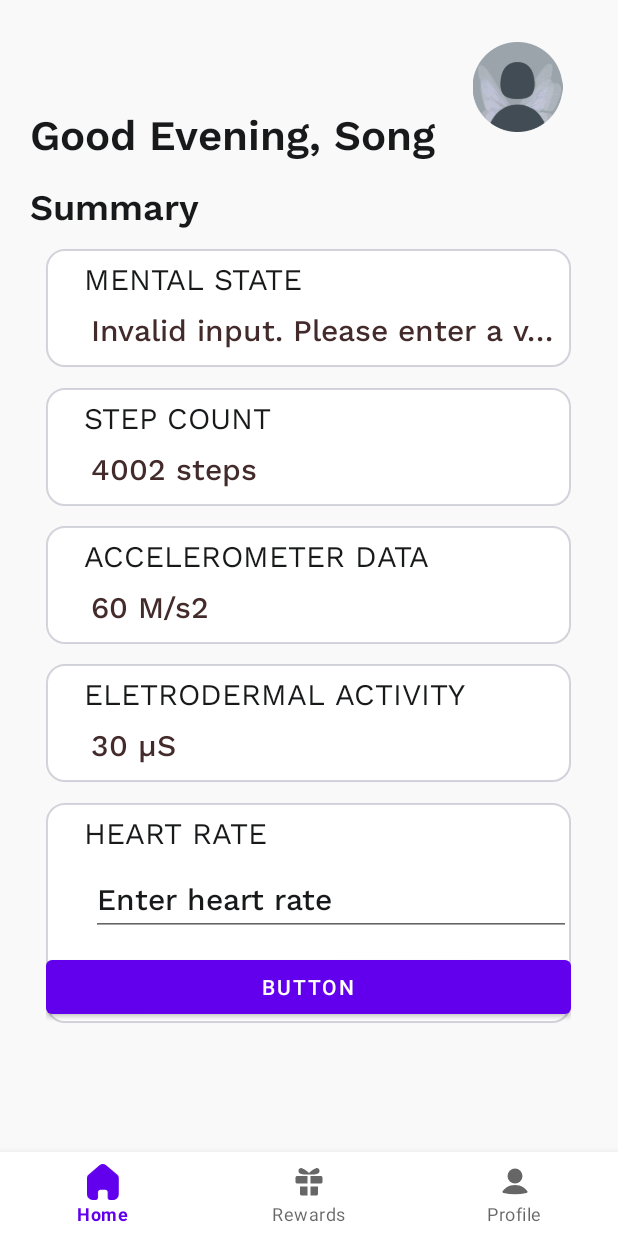
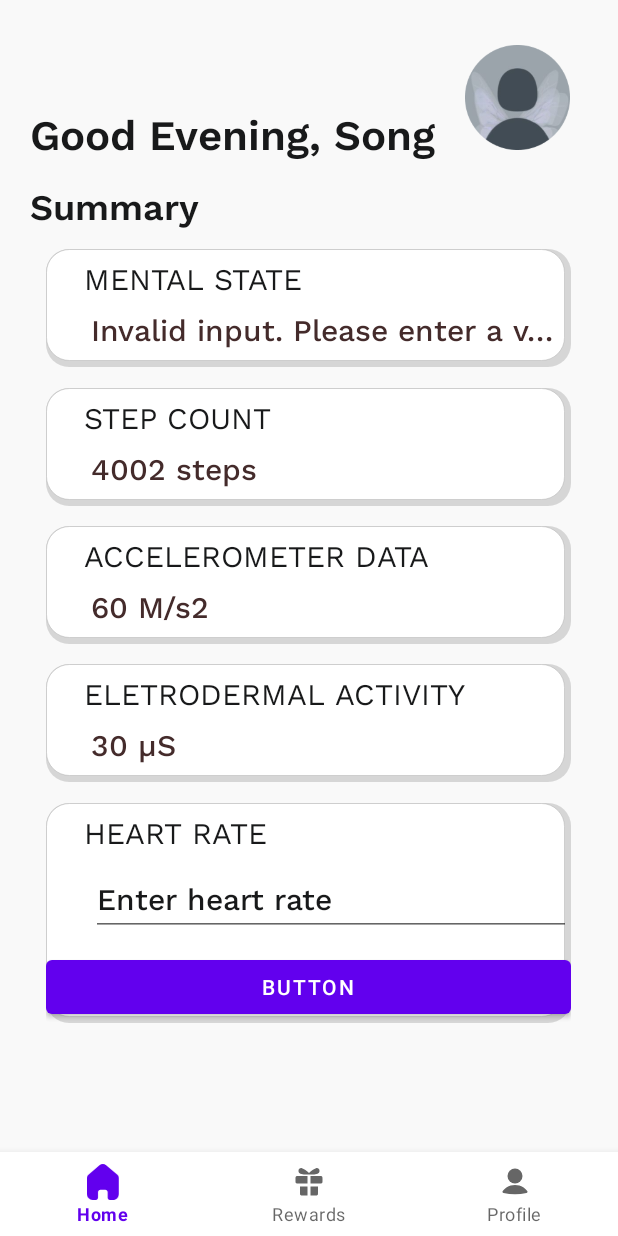
Before and after one commit to jesrene/Final-Year-Project, an Android app: the fragment ProfileFragment placed in its activity, after a tap on "BUTTON", on a phone screen of 412 x 824 dp. Run offline under Robolectric (Android 15) with nearby library versions, the phone set to English and light mode, and no system bars; our stand-ins replace Picasso; libraries missing offline, so code that uses them is left out: jp.wasabeef.picasso, org.tensorflow.lite; 1 statement that could not run was skipped.

Commit message:
updated ui/ux

```diff
--- a/app/build.gradle
+++ b/app/build.gradle
@@ -96,6 +96,7 @@ dependencies {
 
     // google profile picture
     implementation 'com.squareup.picasso:picasso:2.71828'
+    implementation 'jp.wasabeef:picasso-transformations:2.4.0'
 
     // rest api
 //    implementation 'com.squareup.retrofit2:retrofit:2.9.0'
--- a/app/src/main/java/com/jesrenesapplication/app/HomeFragment.java
+++ b/app/src/main/java/com/jesrenesapplication/app/HomeFragment.java
@@ -1,16 +1,23 @@
 package com.jesrenesapplication.app;
 
 import android.content.Context;
+import android.content.SharedPreferences;
 import android.content.res.AssetFileDescriptor;
+import android.net.Uri;
 import android.os.Bundle;
+import android.util.Log;
 import android.view.LayoutInflater;
 import android.view.View;
 import android.view.ViewGroup;
 import android.widget.Button;
 import android.widget.EditText;
+import android.widget.ImageView;
 import android.widget.TextView;
 
 import androidx.fragment.app.Fragment;
+
+import com.google.android.gms.auth.api.signin.GoogleSignInAccount;
+import com.squareup.picasso.Picasso;
 
 import org.tensorflow.lite.Interpreter;
 
@@ -20,23 +27,61 @@ import java.nio.ByteOrder;
 import java.nio.MappedByteBuffer;
 import java.nio.channels.FileChannel;
 
+import jp.wasabeef.picasso.transformations.CropCircleTransformation;
+
 public class HomeFragment extends Fragment {
 
     private Interpreter tflite;
     private EditText heartRateInput;
     private Button predictButton;
     private TextView mentalStateText;
+    private Picasso picasso;
+    private void setUserDetails(View view) {
+        // Retrieve the user's email and profile picture URL from SharedPreferences
+        SharedPreferences preferences = requireActivity().getSharedPreferences("UserData", Context.MODE_PRIVATE);
+        String profilePic = preferences.getString("userPhotoUrl", "");
+        Log.d("EditProfileFragment", "pic: " + profilePic);
 
+        // Retrieve the GoogleSignInAccount from the intent
+        GoogleSignInAccount account = getActivity().getIntent().getParcelableExtra("googleSignInAccount");
+
+        ImageView imageProfilepic = view.findViewById(R.id.imageProfilepic);
+
+        if (account != null) {
+            // Get the user's profile picture Uri
+            Uri photoUri = account.getPhotoUrl();
+
+            // Initialize Picasso (if not already initialized)
+            if (picasso == null) {
+                picasso = new Picasso.Builder(requireContext()).build();
+            }
+
+            if (photoUri != null) {
+                picasso.load(photoUri)
+                        .transform(new CropCircleTransformation()) // Apply circular transformation
+                        .into(imageProfilepic);
+                Log.d("PhotoUri", photoUri.toString());
+            } else {
+                // If photoUri is null, set a default image
+                imageProfilepic.setImageResource(R.drawable.img_profilepic); // Replace with your default image resource
+            }
+        } else {
+            // Handle the case where GoogleSignInAccount is null
+            // You may want to display an error or take appropriate action.
+        }
+    }
     @Override
     public View onCreateView(LayoutInflater inflater, ViewGroup container, Bundle savedInstanceState) {
 
         // Inflate the layout for this fragment
         View view = inflater.inflate(R.layout.fragment_home, container, false);
-
+        setUserDetails(view);
         // Initialize UI elements
         heartRateInput = view.findViewById(R.id.heartRateTextView);
         predictButton = view.findViewById(R.id.button);
         mentalStateText = view.findViewById(R.id.textMentalState);
+
+
 
         // Load the TFLite model from the assets folder
         try {
@@ -44,28 +89,6 @@ public class HomeFragment extends Fragment {
         } catch (Exception e) {
             e.printStackTrace();
         }
-
-//        // Retrieve the GoogleSignInAccount from the Intent
-//        GoogleSignInAccount account = getActivity().getIntent().getParcelableExtra("googleSignInAccount");
-//
-//        ImageView imageProfilepic = view.findViewById(R.id.imageProfilepic);
-//
-//        if (account != null) {
-//            // Get the user's profile picture Uri
-//            Uri photoUri = account.getPhotoUrl();
-//
-//            if (photoUri != null) {
-//                // Use Picasso to load and display the image
-//                Log.d("PhotoUri", photoUri.toString());
-//                Picasso.get().load(photoUri).into(imageProfilepic);
-//            } else {
-//                // If photoUri is null, set a default image
-//                imageProfilepic.setImageResource(R.drawable.img_profilepic); // Replace with your default image resource
-//            }
-//        } else {
-//            // If the GoogleSignInAccount is null, set a default image
-//            imageProfilepic.setImageResource(R.drawable.img_profilepic); // Replace with your default image resource
-//        }
 
 
         predictButton.setOnClickListener(new View.OnClickListener() {
@@ -123,9 +146,9 @@ public class HomeFragment extends Fragment {
     // Add your logic to convert the prediction value to a user-friendly string
     private String convertPredictionToString(float prediction) {
         if (prediction < 0.5) {
-            return "Low Stress";
+            return "Not in stress";
         } else {
-            return "High Stress";
+            return "In stress";
         }
     }
 }
--- a/app/src/main/java/com/jesrenesapplication/app/MainActivity.java
+++ b/app/src/main/java/com/jesrenesapplication/app/MainActivity.java
@@ -6,8 +6,7 @@ import android.os.Bundle;
 import android.view.View;
 import android.widget.Button;
 
-import androidx.appcompat.app.AppCompatActivity; // Make sure to import AppCompatActivity
-import androidx.appcompat.widget.AppCompatButton;
+import androidx.appcompat.app.AppCompatActivity;
 
 
 public class MainActivity extends AppCompatActivity {
@@ -28,5 +27,6 @@ public class MainActivity extends AppCompatActivity {
             }
         });
 
+
     }
 }
--- a/app/src/main/java/com/jesrenesapplication/app/ProfileFragment.java
+++ b/app/src/main/java/com/jesrenesapplication/app/ProfileFragment.java
@@ -1,22 +1,36 @@
 package com.jesrenesapplication.app;
 
+import android.content.Context;
 import android.content.Intent;
+import android.content.SharedPreferences;
+import android.net.Uri;
 import android.os.Bundle;
+import android.util.Log;
 import android.view.LayoutInflater;
 import android.view.View;
 import android.view.ViewGroup;
 import android.widget.Button;
+import android.widget.ImageView;
 import android.widget.LinearLayout;
+import android.widget.TextView;
 
 import androidx.fragment.app.Fragment;
 import androidx.fragment.app.FragmentManager;
 import androidx.fragment.app.FragmentTransaction;
+
+import com.squareup.picasso.Picasso;
+
+import jp.wasabeef.picasso.transformations.CropCircleTransformation;
 
 
 public class ProfileFragment extends Fragment {
 
     LinearLayout editProfile;
     Button logOutButton;
+    ImageView imageProfilepic;
+
+    private Picasso picasso;
+
 
     @Override
     public View onCreateView(LayoutInflater inflater, ViewGroup container, Bundle savedInstanceState) {
@@ -52,6 +66,8 @@ public class ProfileFragment extends Fragment {
 
         // Find the Log Out button by its ID within the fragment_profile.xml layout
         logOutButton = view.findViewById(R.id.btnLogOut);
+        imageProfilepic = view.findViewById(R.id.imageProfilepic);
+
 
         // Set an OnClickListener to handle button clicks
         logOutButton.setOnClickListener(new View.OnClickListener() {
@@ -62,9 +78,40 @@ public class ProfileFragment extends Fragment {
                 startActivity(intent);
             }
         });
+        loadUserProfilePicture();
+        setUserDetails(view);
 
         return view;
     }
 
+    private void setUserDetails(View view) {
+        // Retrieve the user's email from the arguments
+        SharedPreferences preferences = requireActivity().getSharedPreferences("UserData", Context.MODE_PRIVATE);
+        String name = preferences.getString("userName", "");
+        Log.d("profile", "User Name: " + name);
 
+        TextView nameTextView = view.findViewById(R.id.txtName);
+        nameTextView.setText(name);
+    }
+
+    private void loadUserProfilePicture() {
+        // Retrieve the user's profile picture URL from SharedPreferences
+        SharedPreferences preferences = requireActivity().getSharedPreferences("UserData", Context.MODE_PRIVATE);
+        String profilePic = preferences.getString("userPhotoUrl", "");
+
+        // Initialize Picasso (if not already initialized)
+        if (picasso == null) {
+            picasso = new Picasso.Builder(requireContext()).build();
+        }
+
+        if (!profilePic.isEmpty()) {
+            Uri photoUri = Uri.parse(profilePic);
+            picasso.load(photoUri)
+                    .transform(new CropCircleTransformation()) // Apply circular transformation
+                    .into(imageProfilepic);
+        } else {
+            // If profilePic URL is empty, set a default image
+            imageProfilepic.setImageResource(R.drawable.img_profilepic); // Replace with your default image resource
+        }
+    }
 }
--- /dev/null
+++ b/app/src/main/res/drawable/shadow.xml
@@ -0,0 +1,23 @@
+<?xml version="1.0" encoding="utf-8"?>
+<layer-list xmlns:android="http://schemas.android.com/apk/res/android">
+    <item>
+        <shape android:shape="rectangle">
+            <solid android:color="@color/gray"/>
+            <corners android:radius="15dp"/>
+
+        </shape>
+    </item>
+
+    <item
+        android:left="0dp"
+        android:right="4dp"
+        android:top="0dp"
+        android:bottom="4dp">
+        <shape android:shape="rectangle">
+            <solid android:color="@color/white_A700"/>
+            <corners android:radius="15dp" />
+            <stroke android:color="@color/gray" android:width="0.6dp" />
+
+        </shape>
+    </item>
+</layer-list>
--- a/app/src/main/res/layout/activity_get_started_screen.xml
+++ b/app/src/main/res/layout/activity_get_started_screen.xml
@@ -33,6 +33,7 @@
             android:paddingTop="@dimen/_12pxv" android:singleLine="true"
             android:text="@string/lbl_get_started"
             android:textAllCaps="false"
-            style="@style/btnGradientRounded" tools:text="@string/lbl_get_started"/>
+            style="@style/btnGradientRounded" tools:text="@string/lbl_get_started"
+            android:elevation="4dp"/>
     </LinearLayout>
 </layout>
--- a/app/src/main/res/layout/activity_mental_state_details_screen.xml
+++ b/app/src/main/res/layout/activity_mental_state_details_screen.xml
@@ -105,12 +105,13 @@
 
             <LinearLayout
                 android:id="@+id/linearColumndescription"
-                style="@style/groupStylewhite_1"
                 android:layout_width="@dimen/_370pxh"
                 android:layout_height="wrap_content"
                 android:layout_gravity="center"
                 android:layout_marginTop="@dimen/_7pxv"
-                android:gravity="center_horizontal">
+                android:gravity="center_horizontal"
+                style="@style/groupStylecornerRadius"
+                android:background="@drawable/shadow">
 
                 <TextView
                     android:id="@+id/txtDescription"
@@ -162,6 +163,7 @@
                 android:layout_marginBottom="@dimen/_8pxv"
                 android:lineSpacingExtra="@dimen/_3pxh"
                 android:padding="@dimen/_10pxh"
+
                 android:text="You can’t avoid stress, but you can stop it from becoming overwhelming by practicing some daily strategies:
 
 Regular Exercise: Physical activity is a powerful stress reliever. When you feel stress creeping in, taking a break for a short walk, jog, or even a few minutes of stretching can help release endorphins, which are natural mood lifters. Regular exercise can also improve your overall resilience to stress.
--- a/app/src/main/res/layout/activity_quiz_screen.xml
+++ b/app/src/main/res/layout/activity_quiz_screen.xml
@@ -107,7 +107,9 @@
                 android:layout_marginStart="@dimen/_20pxh"
                 android:layout_marginTop="@dimen/_1pxv"
                 android:layout_marginEnd="@dimen/_20pxh"
-                android:orientation="vertical">
+                android:orientation="vertical"
+
+                >
 
                 <TextView
                     android:id="@+id/txtSnippetCounter"
--- a/app/src/main/res/layout/fragment_home.xml
+++ b/app/src/main/res/layout/fragment_home.xml
@@ -10,16 +10,17 @@
     style="@style/groupStylegray_50"
     android:background="@color/gray_50">
 
+    <ImageView
+        android:id="@+id/imageProfilepic"
+        android:layout_gravity="end"
+        android:layout_height="70dp"
+        android:layout_width="70dp"
+        android:layout_marginTop="30dp"
+        android:layout_marginEnd="8dp"
+        android:layout_marginStart="310dp"
+        android:src="@drawable/img_profilepic"
+      />
 
-    <ImageView android:id="@+id/imageProfilepic"
-        android:layout_gravity="end"
-        android:layout_height="@dimen/_60pxh"
-        android:layout_marginTop="@dimen/_30pxv"
-        android:layout_marginEnd="@dimen/_8pxh"
-        android:layout_marginStart="@dimen/_310pxh"
-        android:layout_width="@dimen/_70pxh"
-        android:src="@drawable/img_profilepic"
-        tools:ignore="ContentDescription" tools:src="@drawable/img_profilepic"/>
     <TextView android:gravity="start"
         android:id="@+id/txtGoodEvening"
         android:layout_width="fill_parent"
@@ -53,8 +54,9 @@
         android:layout_width="@dimen/_350pxh"
         android:layout_centerHorizontal="true"
         android:orientation="vertical"
-        android:background="@drawable/rectangle_bg_white_a700_border_bluegray_900_31_radius_12"
-        style="@style/groupStylecornerRadius">
+        style="@style/groupStylecornerRadius"
+        android:background="@drawable/shadow"
+        >
 
         <TextView android:ellipsize="end"
             android:id="@+id/txtMentalstatehe"
@@ -90,8 +92,8 @@
         android:layout_width="@dimen/_350pxh"
         android:layout_centerHorizontal="true"
         android:orientation="vertical"
-        android:background="@drawable/rectangle_bg_white_a700_border_bluegray_900_31_radius_12"
-        style="@style/groupStylecornerRadius">
+        style="@style/groupStylecornerRadius"
+        android:background="@drawable/shadow">
 
         <TextView android:ellipsize="end"
             android:id="@+id/txtPrice"
@@ -128,8 +130,9 @@
         android:layout_width="@dimen/_350pxh"
         android:layout_centerHorizontal="true"
         android:orientation="vertical"
-        android:background="@drawable/rectangle_bg_white_a700_border_bluegray_900_31_radius_12"
-        style="@style/groupStylecornerRadius">
+        style="@style/groupStylecornerRadius"
+        android:background="@drawable/shadow">
+
         <TextView android:ellipsize="end"
             android:id="@+id/txtAccdataheadin"
             android:layout_width="match_parent"
@@ -162,8 +165,8 @@
         android:layout_width="@dimen/_350pxh"
         android:layout_centerHorizontal="true"
         android:orientation="vertical"
-        android:background="@drawable/rectangle_bg_white_a700_border_bluegray_900_31_radius_12"
-        style="@style/groupStylecornerRadius">
+        style="@style/groupStylecornerRadius"
+        android:background="@drawable/shadow">
         <TextView android:ellipsize="end"
 
             android:layout_width="match_parent"
@@ -196,8 +199,9 @@
         android:layout_width="@dimen/_350pxh"
         android:layout_centerHorizontal="true"
         android:orientation="vertical"
-        android:background="@drawable/rectangle_bg_white_a700_border_bluegray_900_31_radius_12"
-        style="@style/groupStylecornerRadius">
+        style="@style/groupStylecornerRadius"
+        android:background="@drawable/shadow">
+
         <TextView android:ellipsize="end"
             android:layout_width="match_parent"
             android:layout_height="wrap_content"
--- a/app/src/main/res/values/colors.xml
+++ b/app/src/main/res/values/colors.xml
@@ -40,4 +40,6 @@
 <color name="black_900_30">#30000000</color>
 <color name="blue_300_b2">#b270b9fd</color>
 <color name="white_A700">#ffffff</color>
+    <color name="gray">#77AEAEAE</color>
+
 </resources>
--- a/app/src/main/res/values/styles.xml
+++ b/app/src/main/res/values/styles.xml
@@ -68,6 +68,7 @@
     </style>
     <style name="groupStylegray_100cornerRadius">
         <item name="android:background">@drawable/rectangle_bg_gray_100_radius_24</item>
+
     </style>
     <style name="etSolidRoundedOutline_1">
         <item name="android:textSize">@dimen/_22pxh</item>
```
Also changed, not shown: app/src/main/java/com/jesrenesapplication/app/RewardsFragment.java (+35 -5 lines), app/src/main/res/layout/activity_log_in_screen.xml (+5 -2 lines), app/src/main/res/layout/activity_sign_up_screen.xml (+7 -12 lines), app/src/main/res/layout/fragment_profile.xml (+7 -4 lines), app/src/main/res/layout/fragment_quiz_screen.xml (+24 -13 lines).
